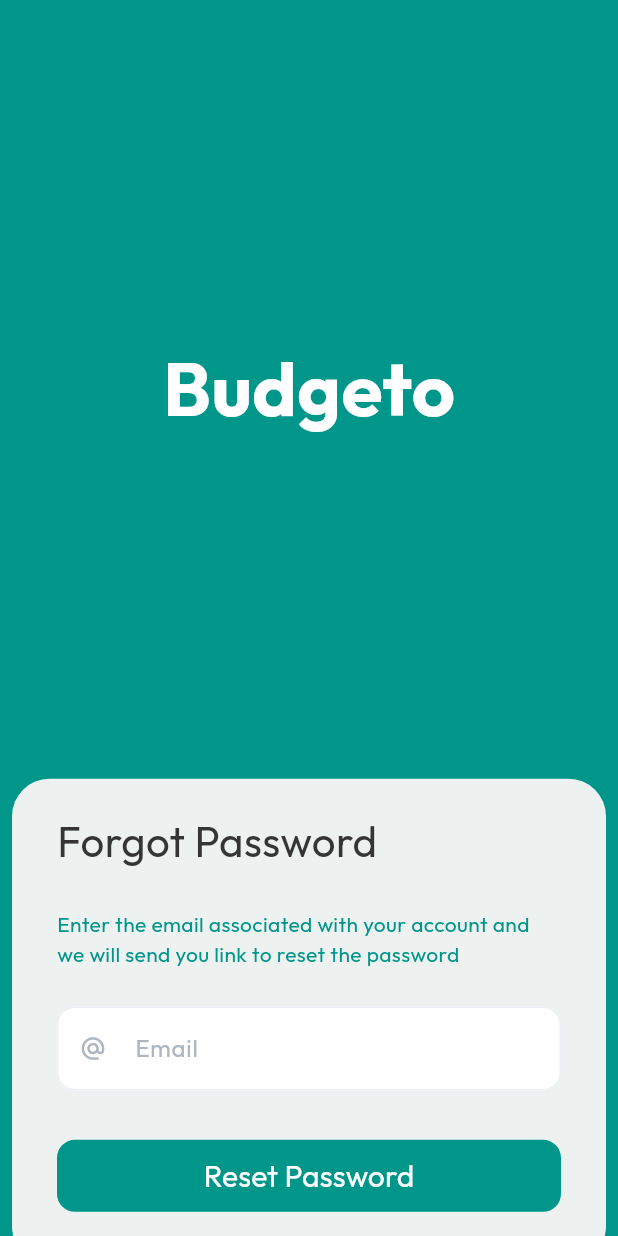
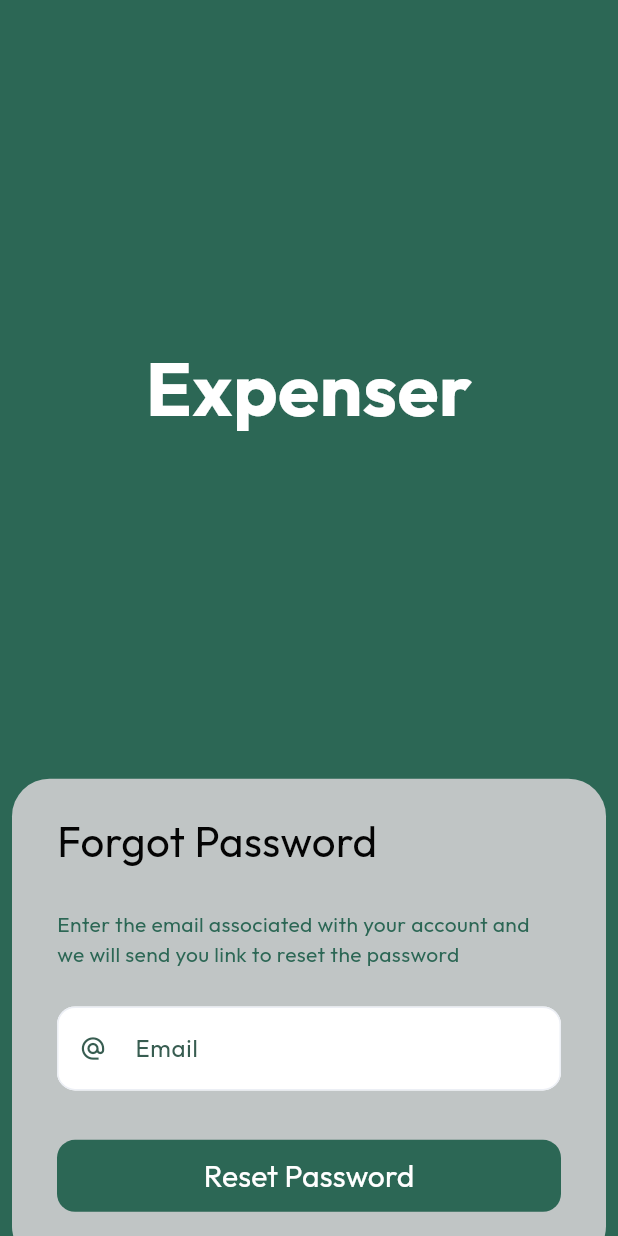
Before and after one commit to shivali1203/ExpenseManager, a Flutter app: the ForgotPassScreen screen opened directly, on a phone screen of 412 x 824 dp. Run offline on Flutter 3.47's test engine with Material 3 defaults, Android fonts, the phone set to English and light mode, and no system bars; our stand-ins replace firebase_auth, firebase_core, firebase_database, firebase_storage, flutter_switch, fluttertoast and 2 more; accounts and stored records are empty.

Commit message:
first commits

```diff
--- a/lib/colors.dart
+++ b/lib/colors.dart
@@ -1,15 +1,15 @@
 import 'package:flutter/material.dart';
 
-const kGreenColor = Color(0xff00968A);
+const kGreenColor = Color(0xff2c6755);
 const kTextFieldColor = Color(0xffF7F8F9);
 const kTextFieldBorderC = Color(0xffECEFF5);
-const kFontBlackC = Color(0xff353535);
-const kGrayC = Color(0xffADB6C1);
-const kGrayTextC = Color(0xff9FA6B6);
-const kGrayTextfieldC = Color(0xffF7F8F9);
-const kGreenDarkC = Color(0xff137E75);
-const kCardColor = Color(0xffEDF1F0);
-const kGreenNavC = Color(0xff085E57);
+const kFontBlackC = Color(0xfa000000);
+const kGrayC = Color(0xff385d51);
+const kGrayTextC = Color(0xff385d51);
+const kGrayTextfieldC = Color(0xff3f5d53);
+const kGreenDarkC = Color(0xff1a5946);
+const kCardColor = Color(0xffc0c5c5);
+const kGreenNavC = Color(0xff084231);
 
 const kDarkScaffoldC = Color(0xff121418);
 const kDarkCardC = Color(0xff1B1F24);
--- a/lib/presentation/screens/auth/forgot_password_screen.dart
+++ b/lib/presentation/screens/auth/forgot_password_screen.dart
@@ -64,7 +64,7 @@ class _ForgotPassScreenState extends State<ForgotPassScreen> {
                         color: Theme.of(context).primaryColor,
                         child: const Center(
                           child: Text(
-                            'Budgeto',
+                            'Expenser',
                             style: TextStyle(
                                 fontSize: 50,
                                 fontWeight: FontWeight.bold,
--- a/lib/presentation/screens/auth/login_screen.dart
+++ b/lib/presentation/screens/auth/login_screen.dart
@@ -178,7 +178,7 @@ class _LoginScreenState extends State<LoginScreen> {
                                       Row(
                                         children: [
                                           const Text(
-                                            'New to FiMantra?',
+                                            'New to Expenser?',
                                             style: TextStyle(
                                                 color: kGrayTextC,
                                                 fontSize: 16,
--- a/lib/presentation/screens/home_screen/home_screen.dart
+++ b/lib/presentation/screens/home_screen/home_screen.dart
@@ -154,8 +154,8 @@ class _HomeScreenState extends State<HomeScreen> {
                                           height: constraints.maxHeight * 0.03,
                                         ),
                                         Text(
+                                          textAlign: TextAlign.start,
                                           'Expenser',
-                                          textAlign: TextAlign.start,
                                           style: TextStyle(
                                               fontSize: 32,
                                               color: Theme.of(context)
@@ -278,7 +278,7 @@ class _HomeScreenState extends State<HomeScreen> {
                                               bottom: 15,
                                               right: 20,
                                               child: Text(
-                                                'Budgeto',
+                                                'Expenser',
                                                 style: TextStyle(
                                                   fontWeight: FontWeight.bold,
                                                   fontSize: 20,
--- a/lib/presentation/widgets/balance_card.dart
+++ b/lib/presentation/widgets/balance_card.dart
@@ -43,14 +43,14 @@ class BalanceCard extends StatelessWidget {
         child: Text(
           amount,
           style: const TextStyle(
-              fontSize: 56, color: Colors.white, fontWeight: FontWeight.bold),
+              fontSize: 40, color: Colors.white, fontWeight: FontWeight.bold),
         ),
       ),
       Positioned(
         right: 20,
         bottom: 15,
         child: Text(
-          'Budgeto',
+          'Expenser',
           style: TextStyle(
               fontSize: 22,
               color: Colors.white.withOpacity(0.4),
```
Also changed, not shown: lib/presentation/screens/my_wallet/expenses/expenses_screen.dart (+4 -4 lines), lib/presentation/screens/my_wallet/need/need_screen.dart (+4 -4 lines), assets/app_icon.png (deleted).
